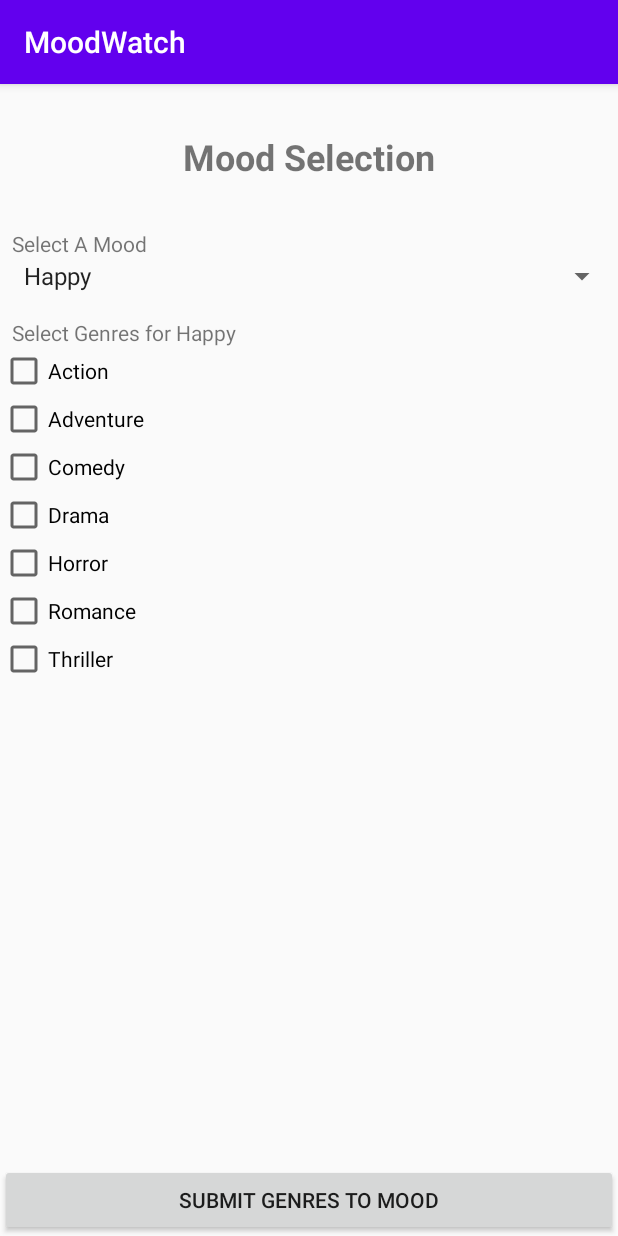
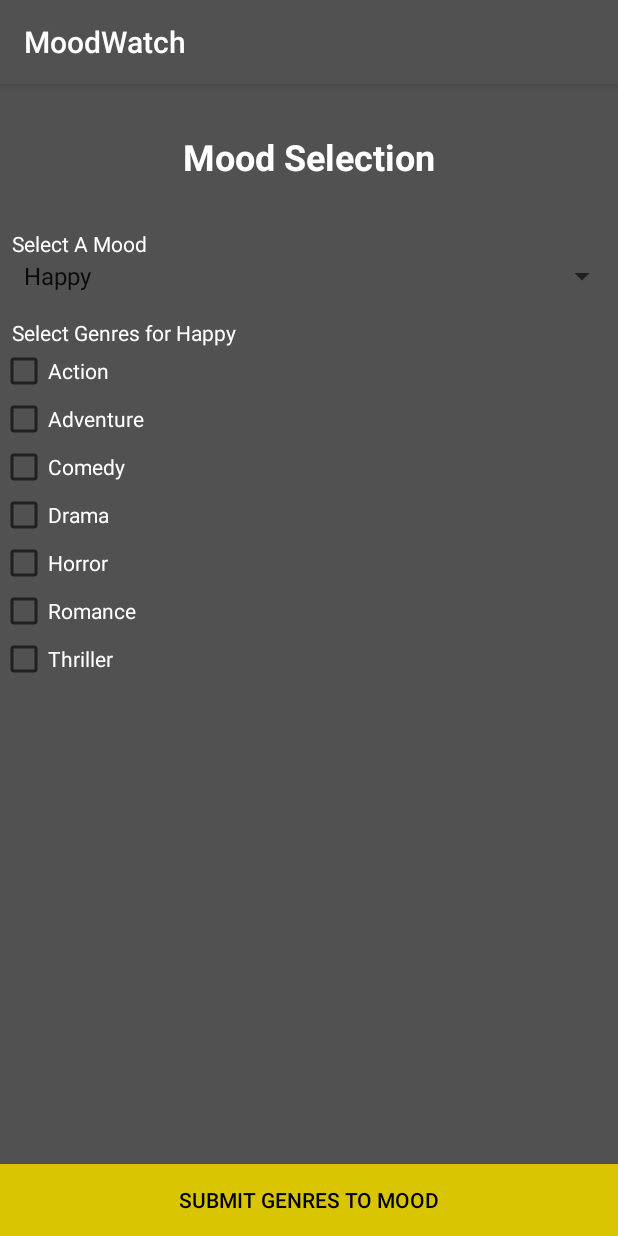
Before and after one commit to CampoMilan/MobileDevMoodWatch, an Android app: the MainActivity screen opened directly, with no data from a screen before it, in the options menu, after a tap on "Moods", on a phone screen of 412 x 824 dp. Run offline under Robolectric (Android 15) with nearby library versions, the phone set to English and light mode, and no system bars; pictures from the network do not load.

```diff
--- a/MoodWatch/app/src/main/res/layout/activity_selection.xml
+++ b/MoodWatch/app/src/main/res/layout/activity_selection.xml
@@ -4,6 +4,7 @@
     xmlns:tools="http://schemas.android.com/tools"
     android:layout_width="match_parent"
     android:layout_height="match_parent"
+    android:background="@color/colorPrimary"
     tools:context=".SelectionActivity">
 
     <TextView
@@ -13,6 +14,7 @@
         android:layout_marginTop="32dp"
         android:text="@string/label_moods"
         android:textAllCaps="false"
+        android:textColor="@android:color/background_light"
         android:textSize="24sp"
         android:textStyle="bold"
         app:layout_constraintEnd_toEndOf="parent"
@@ -28,8 +30,7 @@
         app:layout_constraintEnd_toEndOf="parent"
         app:layout_constraintHorizontal_bias="0.0"
         app:layout_constraintStart_toStartOf="parent"
-        app:layout_constraintTop_toBottomOf="@+id/Text_SelectMood"
-        />
+        app:layout_constraintTop_toBottomOf="@+id/Text_SelectMood" />
 
     <TextView
         android:id="@+id/Text_SelectMood"
@@ -39,6 +40,7 @@
         android:layout_marginLeft="8dp"
         android:layout_marginTop="32dp"
         android:text="@string/select_moods"
+        android:textColor="@android:color/background_light"
         app:layout_constraintEnd_toEndOf="parent"
         app:layout_constraintStart_toStartOf="parent"
         app:layout_constraintTop_toBottomOf="@+id/SelectionTitle" />
@@ -51,6 +53,7 @@
         android:layout_marginLeft="8dp"
         android:layout_marginTop="16dp"
         android:text="@string/select_genres"
+        android:textColor="@android:color/background_light"
         app:layout_constraintEnd_toEndOf="parent"
         app:layout_constraintStart_toStartOf="parent"
         app:layout_constraintTop_toBottomOf="@+id/spinner_mood" />
@@ -60,33 +63,37 @@
         android:layout_width="0dp"
         android:layout_height="wrap_content"
         android:text="@string/genre_action"
+        android:textColor="@android:color/background_light"
         app:layout_constraintEnd_toEndOf="parent"
         app:layout_constraintStart_toStartOf="parent"
-        app:layout_constraintTop_toBottomOf="@+id/Text_SelectGenres"/>
+        app:layout_constraintTop_toBottomOf="@+id/Text_SelectGenres" />
 
     <CheckBox
         android:id="@+id/chk_adventure"
         android:layout_width="0dp"
         android:layout_height="wrap_content"
         android:text="@string/genre_adventure"
+        android:textColor="@android:color/background_light"
         app:layout_constraintEnd_toEndOf="parent"
         app:layout_constraintStart_toStartOf="parent"
-        app:layout_constraintTop_toBottomOf="@+id/chk_action"/>
+        app:layout_constraintTop_toBottomOf="@+id/chk_action" />
 
     <CheckBox
         android:id="@+id/chk_comedy"
         android:layout_width="0dp"
         android:layout_height="wrap_content"
         android:text="@string/genre_comedy"
+        android:textColor="@android:color/background_light"
         app:layout_constraintEnd_toEndOf="parent"
         app:layout_constraintStart_toStartOf="parent"
-        app:layout_constraintTop_toBottomOf="@+id/chk_adventure"/>
+        app:layout_constraintTop_toBottomOf="@+id/chk_adventure" />
 
     <CheckBox
         android:id="@+id/chk_drama"
         android:layout_width="0dp"
         android:layout_height="wrap_content"
         android:text="@string/genre_drama"
+        android:textColor="@android:color/background_light"
         app:layout_constraintEnd_toEndOf="parent"
         app:layout_constraintStart_toStartOf="parent"
         app:layout_constraintTop_toBottomOf="@+id/chk_comedy" />
@@ -96,36 +103,41 @@
         android:layout_width="0dp"
         android:layout_height="wrap_content"
         android:text="@string/genre_horror"
+        android:textColor="@android:color/background_light"
         app:layout_constraintEnd_toEndOf="parent"
         app:layout_constraintStart_toStartOf="parent"
-    app:layout_constraintTop_toBottomOf="@+id/chk_drama"/>
+        app:layout_constraintTop_toBottomOf="@+id/chk_drama" />
 
     <CheckBox
         android:id="@+id/chk_romance"
         android:layout_width="0dp"
         android:layout_height="wrap_content"
         android:text="@string/genre_romance"
+        android:textColor="@android:color/background_light"
         app:layout_constraintEnd_toEndOf="parent"
         app:layout_constraintStart_toStartOf="parent"
-        app:layout_constraintTop_toBottomOf="@+id/chk_horror"/>
+        app:layout_constraintTop_toBottomOf="@+id/chk_horror" />
 
     <CheckBox
         android:id="@+id/chk_thriller"
         android:layout_width="0dp"
         android:layout_height="wrap_content"
         android:text="@string/genre_thriller"
+        android:textColor="@android:color/background_light"
         app:layout_constraintEnd_toEndOf="parent"
         app:layout_constraintStart_toStartOf="parent"
-        app:layout_constraintTop_toBottomOf="@+id/chk_romance"/>
+        app:layout_constraintTop_toBottomOf="@+id/chk_romance" />
 
     <Button
         android:id="@+id/Submit"
         android:layout_width="0dp"
         android:layout_height="wrap_content"
+        android:background="@color/colorAccent"
+        android:onClick="SubmitGenreSelection"
         android:text="@string/btn_submitSelection"
+        android:textColor="@color/colorPrimaryDark"
         app:layout_constraintBottom_toBottomOf="parent"
         app:layout_constraintEnd_toEndOf="parent"
         app:layout_constraintHorizontal_bias="0.0"
-        app:layout_constraintStart_toStartOf="parent"
-        android:onClick="SubmitGenreSelection"/>
+        app:layout_constraintStart_toStartOf="parent" />
 </androidx.constraintlayout.widget.ConstraintLayout>
--- a/MoodWatch/app/src/main/res/mipmap-anydpi-v26/ic_launcher.xml
+++ b/MoodWatch/app/src/main/res/mipmap-anydpi-v26/ic_launcher.xml
@@ -1,5 +1,5 @@
 <?xml version="1.0" encoding="utf-8"?>
 <adaptive-icon xmlns:android="http://schemas.android.com/apk/res/android">
-    <background android:drawable="@drawable/ic_launcher_background" />
-    <foreground android:drawable="@drawable/ic_launcher_foreground" />
+    <background android:drawable="@color/ic_launcher_background"/>
+    <foreground android:drawable="@drawable/ic_launcher_foreground"/>
 </adaptive-icon>
--- a/MoodWatch/app/src/main/res/mipmap-anydpi-v26/ic_launcher_round.xml
+++ b/MoodWatch/app/src/main/res/mipmap-anydpi-v26/ic_launcher_round.xml
@@ -1,5 +1,5 @@
 <?xml version="1.0" encoding="utf-8"?>
 <adaptive-icon xmlns:android="http://schemas.android.com/apk/res/android">
-    <background android:drawable="@drawable/ic_launcher_background" />
-    <foreground android:drawable="@drawable/ic_launcher_foreground" />
+    <background android:drawable="@color/ic_launcher_background"/>
+    <foreground android:drawable="@drawable/ic_launcher_foreground"/>
 </adaptive-icon>
--- a/MoodWatch/app/src/main/res/values/colors.xml
+++ b/MoodWatch/app/src/main/res/values/colors.xml
@@ -1,6 +1,6 @@
 <?xml version="1.0" encoding="utf-8"?>
 <resources>
-    <color name="colorPrimary">#6200EE</color>
-    <color name="colorPrimaryDark">#3700B3</color>
-    <color name="colorAccent">#03DAC5</color>
+    <color name="colorPrimary">#515151</color>
+    <color name="colorPrimaryDark">#000000</color>
+    <color name="colorAccent">#DAC503</color>
 </resources>
```
Also changed, not shown: MoodWatch/app/src/main/res/layout/activity_main.xml (+6 -2 lines), MoodWatch/app/src/main/res/layout/movie_item.xml (+9 -6 lines), MoodWatch/app/src/main/res/mipmap-hdpi/ic_launcher.png, MoodWatch/app/src/main/res/mipmap-hdpi/ic_launcher_round.png, MoodWatch/app/src/main/res/mipmap-mdpi/ic_launcher.png, MoodWatch/app/src/main/res/mipmap-mdpi/ic_launcher_round.png, MoodWatch/app/src/main/res/mipmap-xhdpi/ic_launcher.png, MoodWatch/app/src/main/res/mipmap-xhdpi/ic_launcher_round.png, MoodWatch/app/src/main/res/mipmap-xxhdpi/ic_launcher.png, MoodWatch/app/src/main/res/mipmap-xxhdpi/ic_launcher_round.png, MoodWatch/app/src/main/res/mipmap-xxxhdpi/ic_launcher.png, MoodWatch/app/src/main/res/mipmap-xxxhdpi/ic_launcher_round.png. Lines whose indentation alone changed are shown as unchanged.
